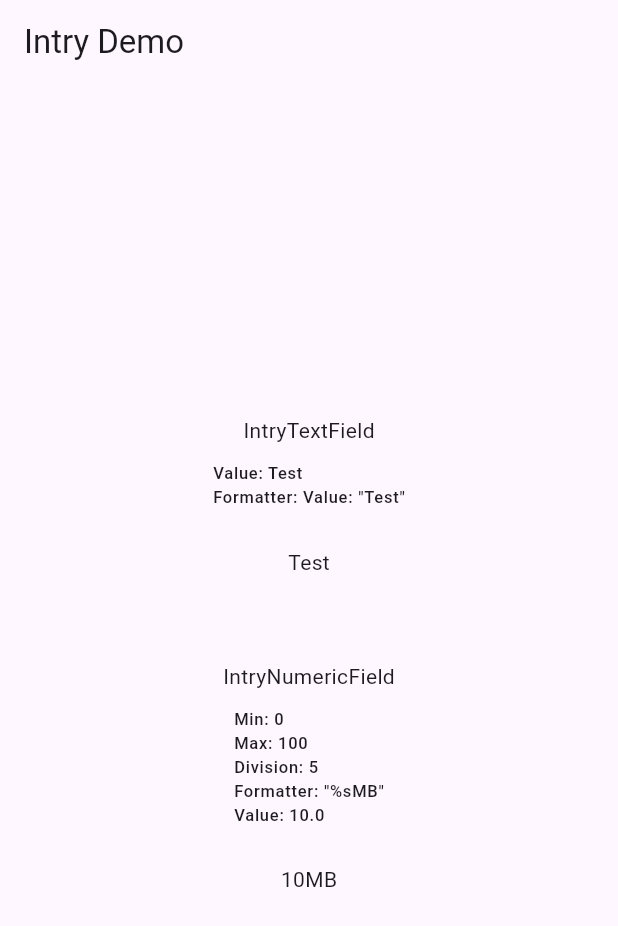
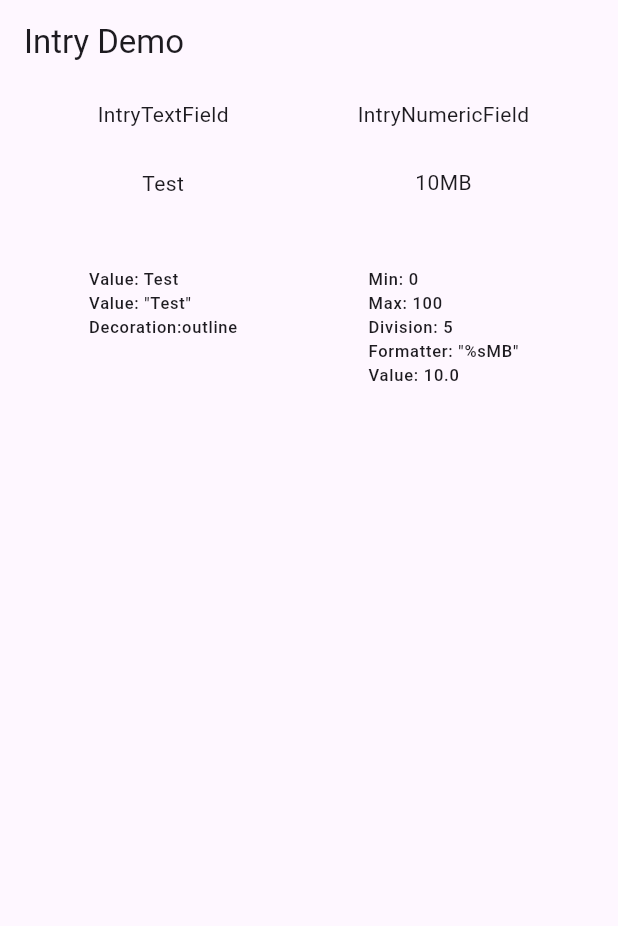
Before and after one commit to manjav/intry, a Flutter app: the screen it shows after launch, on a phone screen of 412 x 824 dp. Shown: the top 926 px of the screen. Run offline on Flutter 3.47's test engine with Material 3 defaults, Android fonts, the light colour scheme and no system bars; missing offline and left inert: math_parser.

Commit message:
enhance - update example

```diff
--- a/example/lib/main.dart
+++ b/example/lib/main.dart
@@ -40,29 +40,32 @@ class _MyHomePageState extends State<MyHomePage> {
       ),
       body: Container(
         alignment: Alignment.center,
-        child: Column(
+        child: Row(
           mainAxisAlignment: MainAxisAlignment.center,
           children: <Widget>[
+            Column(
+              children: [
+                const SizedBox(height: 10),
                 const Text("IntryTextField"),
-            const SizedBox(height: 10),
-            Text(
-              'Value: $_textValue\nFormatter: Value: "$_textValue"',
-              style: Theme.of(context).textTheme.labelSmall,
-            ),
                 const SizedBox(height: 20),
                 IntryTextField(
                   value: _textValue,
                   decoration: IntryFieldDecoration.outline(context),
-              // formatter: "Value: %s",
-              onChanged: (String value) => setState(() => _textValue = value),
+                  onChanged: (String value) =>
+                      setState(() => _textValue = value),
                 ),
-            const SizedBox(height: 50),
-            const Text("IntryNumericField"),
-            const SizedBox(height: 10),
+                const SizedBox(height: 40),
                 Text(
-              'Min: 0\nMax: 100\nDivision: 5\nFormatter: "%sMB"\nValue: $_numericValue',
+                  'Value: $_textValue\nValue: "$_textValue"\nDecoration:outline',
                   style: Theme.of(context).textTheme.labelSmall,
                 ),
+              ],
+            ),
+            const SizedBox(width: 80),
+            Column(
+              children: [
+                const SizedBox(height: 10),
+                const Text("IntryNumericField"),
                 const SizedBox(height: 20),
                 IntryNumericField(
                   min: 0,
@@ -73,6 +76,13 @@ class _MyHomePageState extends State<MyHomePage> {
                   onChanged: (double value) =>
                       setState(() => _numericValue = value),
                 ),
+                const SizedBox(height: 40),
+                Text(
+                  'Min: 0\nMax: 100\nDivision: 5\nFormatter: "%sMB"\nValue: $_numericValue',
+                  style: Theme.of(context).textTheme.labelSmall,
+                ),
+              ],
+            ),
           ],
         ),
       ),
```
Lines whose indentation alone changed are shown as unchanged.
